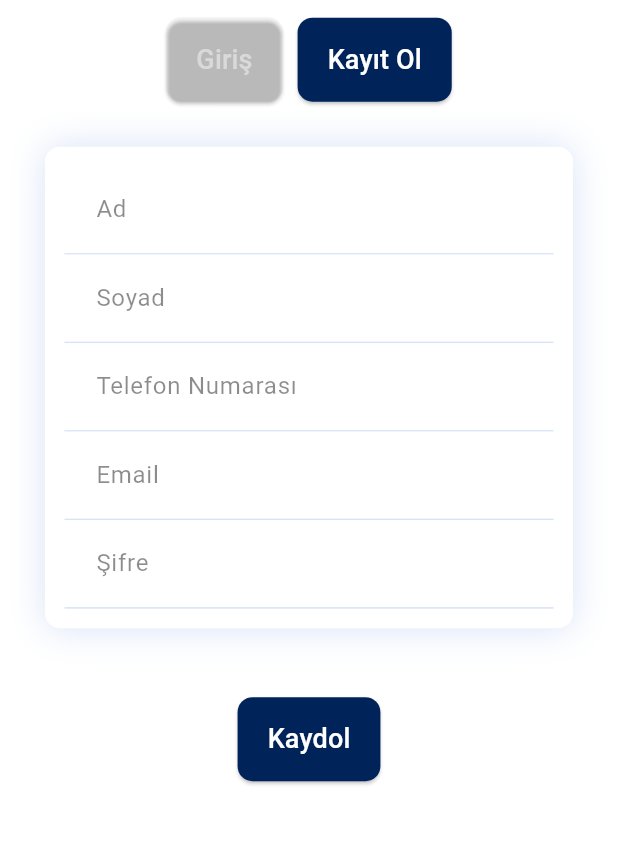
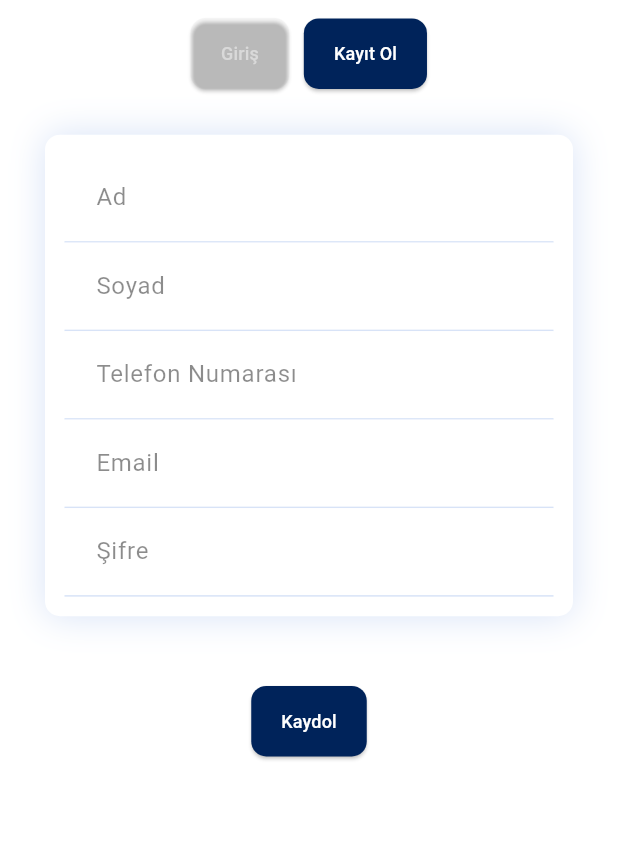
Before and after one commit to duyguerogluu/genclik_spor, a Flutter app: the LoginScreen screen opened directly, after a tap on "Kayıt Ol", on a phone screen of 412 x 824 dp, the part 315-1160 px from its top. Run offline on Flutter 3.47's test engine with Material 3 defaults, Android fonts, the phone set to English and light mode, and no system bars; our stand-ins replace carousel_slider, fl_chart, flutter_riverpod, flutter_svg, shared_preferences, syncfusion_flutter_charts; missing offline and left inert: syncfusion_flutter_pdf; accounts and stored records are empty.

Commit message:
stylle editted

```diff
--- a/lib/screens/common/components/custom_button.dart
+++ b/lib/screens/common/components/custom_button.dart
@@ -25,7 +25,7 @@ ElevatedButton customButton({
     child: Text(
       text,
       style: TextStyle(
-        fontSize: 18,
+        fontSize: 12,
         color: isTransparent
             ? const Color.fromARGB(255, 217, 217, 217)
             : Colors.white,
--- a/lib/screens/common/login/signup_screen.dart
+++ b/lib/screens/common/login/signup_screen.dart
@@ -1,5 +1,6 @@
 import 'package:flutter/material.dart';
 import 'package:flutter_riverpod/flutter_riverpod.dart';
+import 'package:genclik_spor/screens/common/components/custom_button.dart';
 import 'package:genclik_spor/screens/common/components/custom_text_field.dart';
 import 'package:genclik_spor/utils/colors.dart';
 import 'package:genclik_spor/utils/extensions.dart';
@@ -16,6 +17,7 @@ class _SignupPageState extends ConsumerState<SignupScreen> {
   bool _ishidden = true;
   bool isProcessing = false;
   bool _pageLogin = true;
+  bool isTransparent = false;
 
   String initValue = "Select your Birth Date";
   bool isDateSelected = false;
@@ -119,11 +121,11 @@ class _SignupPageState extends ConsumerState<SignupScreen> {
                         });
                       },
                 style: ElevatedButton.styleFrom(
-                  backgroundColor: _pageLogin
-                      ? context.isDark
+                  backgroundColor: isTransparent
+                      ? Colors.transparent
+                      : context.isDark
                           ? offlightblue
-                          : offdarkblue
-                      : Colors.transparent,
+                          : offdarkblue,
                   foregroundColor: Colors.transparent,
                   padding:
                       const EdgeInsets.symmetric(horizontal: 20, vertical: 15),
@@ -134,7 +136,7 @@ class _SignupPageState extends ConsumerState<SignupScreen> {
                 child: Text(
                   'Kaydol',
                   style: TextStyle(
-                    fontSize: 18,
+                    fontSize: 12,
                     color:
                         _pageLogin ? white : Color.fromARGB(255, 217, 217, 217),
                   ),
```
